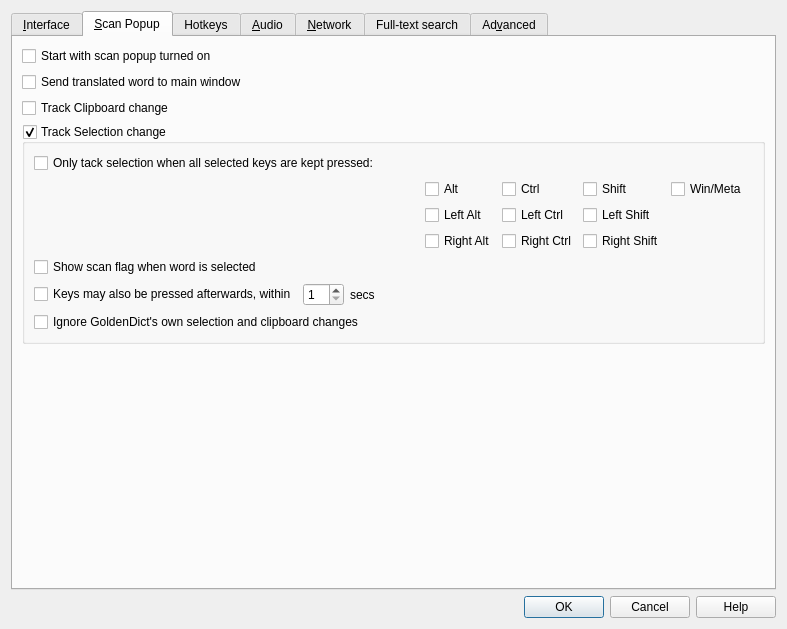
Old version of the form preferences.ui in the repository xiaoyifang/goldendict-ng.
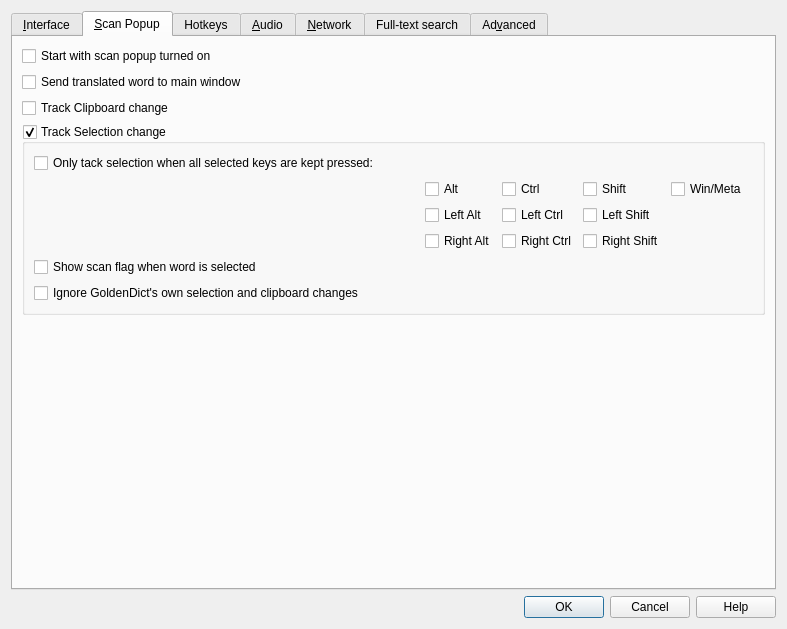
New version of the form. The open tabs and pages were chosen to show the change. Icons and pictures are not drawn. Custom widgets are drawn as their Qt base class.

Commit message:
Remove ScanPopup Alt mode ("Keys may also be pressed afterwards").
The functionality of "select then press a key to get popup " has equivalent of using Ctrl+C+C on Hotkeys.

Patch:
```diff
--- a/preferences.ui
+++ b/preferences.ui
@@ -662,67 +662,6 @@
             </property>
            </widget>
           </item>
-          <item>
-           <layout class="QHBoxLayout" name="horizontalLayout_5">
-            <item>
-             <widget class="QCheckBox" name="scanPopupAltMode">
-              <property name="toolTip">
-               <string>Normally, in order to activate a popup you have to
-maintain the chosen keys pressed while you select
-a word. With this enabled, the chosen keys may also
-be pressed shortly after the selection is done.</string>
-              </property>
-              <property name="text">
-               <string>Keys may also be pressed afterwards, within</string>
-              </property>
-             </widget>
-            </item>
-            <item>
-             <widget class="QSpinBox" name="scanPopupAltModeSecs">
-              <property name="toolTip">
-               <string>To avoid false positives, the keys are only monitored
-after the selection's done for a limited amount of
-seconds, which is specified here.</string>
-              </property>
-              <property name="wrapping">
-               <bool>false</bool>
-              </property>
-              <property name="frame">
-               <bool>true</bool>
-              </property>
-              <property name="alignment">
-               <set>Qt::AlignLeading|Qt::AlignLeft|Qt::AlignVCenter</set>
-              </property>
-              <property name="minimum">
-               <number>1</number>
-              </property>
-              <property name="maximum">
-               <number>99</number>
-              </property>
-             </widget>
-            </item>
-            <item>
-             <widget class="QLabel" name="label_7">
-              <property name="text">
-               <string>secs</string>
-              </property>
-             </widget>
-            </item>
-            <item>
-             <spacer name="horizontalSpacer_5">
-              <property name="orientation">
-               <enum>Qt::Horizontal</enum>
-              </property>
-              <property name="sizeHint" stdset="0">
-               <size>
-                <width>40</width>
-                <height>20</height>
-               </size>
-              </property>
-             </spacer>
-            </item>
-           </layout>
-          </item>
           <item>
            <widget class="QCheckBox" name="ignoreOwnClipboardChanges">
             <property name="toolTip">
```
Left out of the diff: 4 changed lines with no effect on the pictures. The commit also changes 5 other files.
